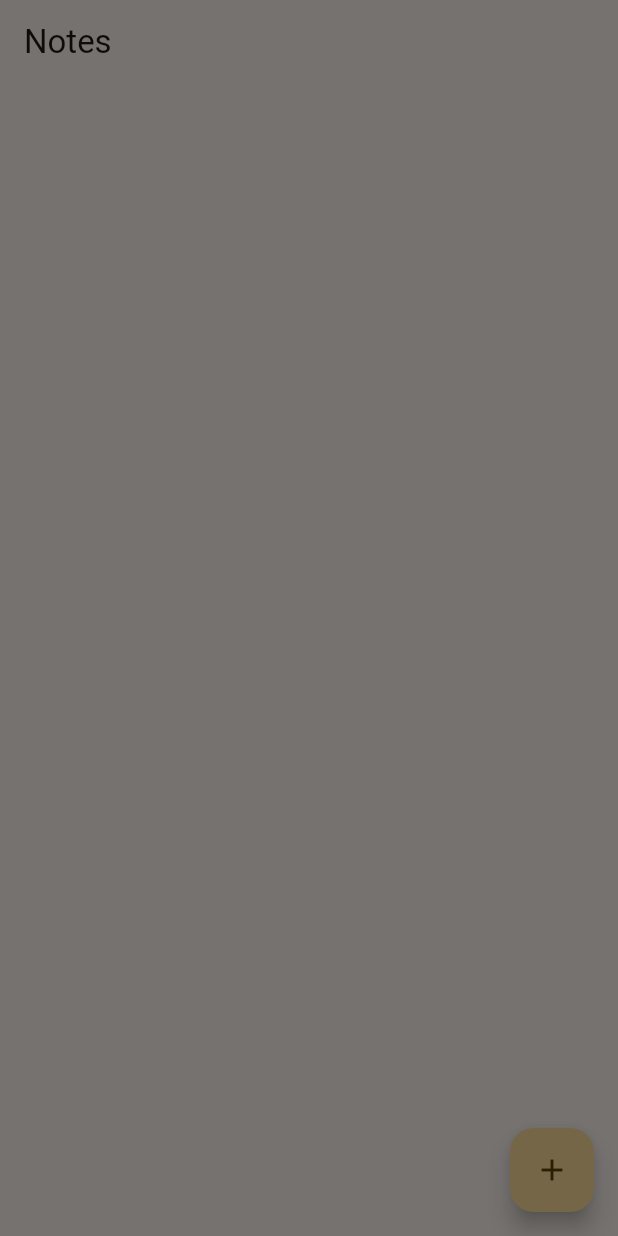
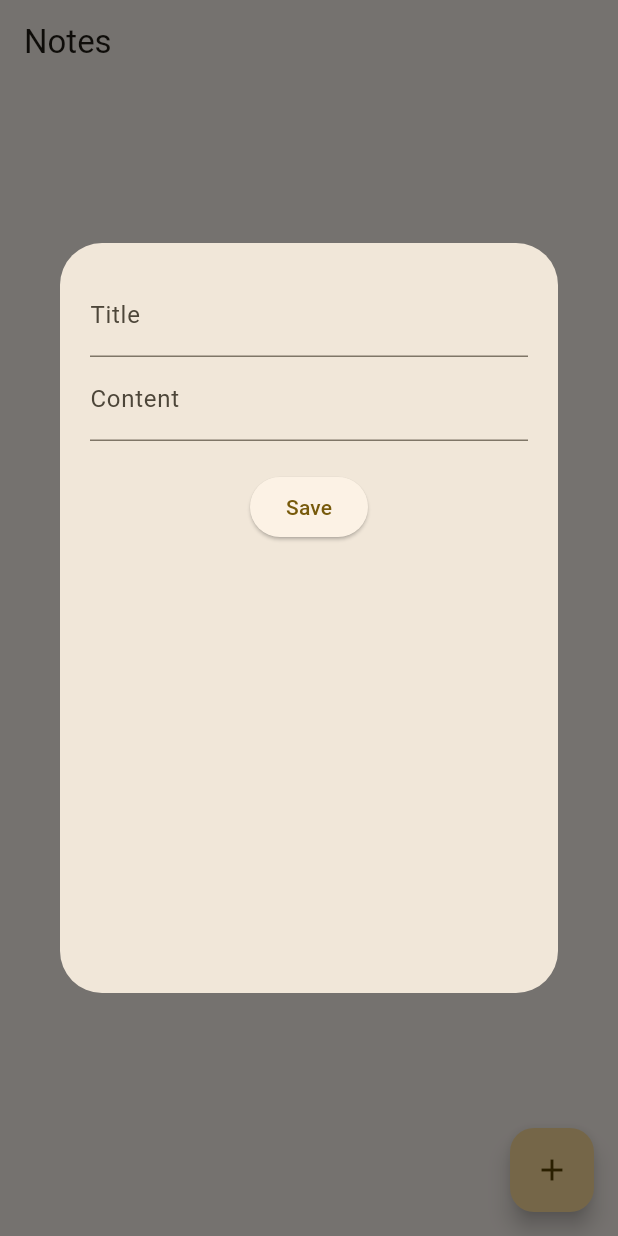
Before and after one commit to dbwpghks56/serverpod_test, a Flutter app: the screen it shows after launch, after a tap on the "add" icon, on a phone screen of 412 x 824 dp. Run offline on Flutter 3.47's test engine with Material 3 defaults, Android fonts, the light colour scheme and no system bars; our stand-ins replace flutter_hooks, hooks_riverpod, riverpod_annotation; missing offline and left inert: serverpod, serverpod_client, serverpod_flutter, serverpod_serialization; generated files the repository leaves out were written again; statements that could not run were skipped.

Commit message:
[Feature] insert 까지 추가

```diff
--- a/serverpod_test_flutter/lib/view/note/widget/note_dialog.dart
+++ b/serverpod_test_flutter/lib/view/note/widget/note_dialog.dart
@@ -1,10 +1,53 @@
 import 'package:flutter/material.dart';
+import 'package:flutter_hooks/flutter_hooks.dart';
 import 'package:hooks_riverpod/hooks_riverpod.dart';
+import 'package:serverpod_test_client/serverpod_test_client.dart';
+import 'package:serverpod_test_flutter/repository/note_repository.dart';
 
 class NoteDialog extends HookConsumerWidget {
   const NoteDialog({super.key});
   @override
   Widget build(BuildContext context, WidgetRef ref) {
-    return Container();
+    final titleInputController = useTextEditingController();
+    final contentInputController = useTextEditingController();
+
+    return Dialog(
+      child: Container(
+        width: 500,
+        height: 500,
+        padding: const EdgeInsets.all(20),
+        child: Column(
+          children: [
+            TextField(
+              controller: titleInputController,
+              decoration: const InputDecoration(
+                labelText: 'Title',
+              ),
+            ),
+            TextField(
+              controller: contentInputController,
+              decoration: const InputDecoration(
+                labelText: 'Content',
+              ),
+            ),
+            const SizedBox(height: 20),
+            ElevatedButton(
+              onPressed: () async {
+                ref.read(createNoteRepositoryProvider(
+                  Note(
+                    title: titleInputController.text,
+                    content: contentInputController.text,
+                    created: DateTime.now(),
+                    updated: DateTime.now(),
+                  ),
+                ));
+                Navigator.of(context).pop();
+              },
+              child: const Text('Save'),
+            ),
+          ],
+        ),
+      ),
+    );
   }
 }
```
Also changed, not shown: serverpod_test_flutter/lib/repository/note_repository.dart (+18 -0 lines), serverpod_test_flutter/lib/repository/note_repository.g.dart.
